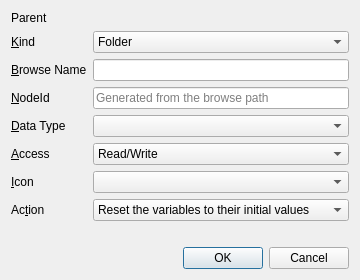
Qt form src/ui/dialogs/addnodedialog.ui (sanny32/OpenUaSim) before a commit.
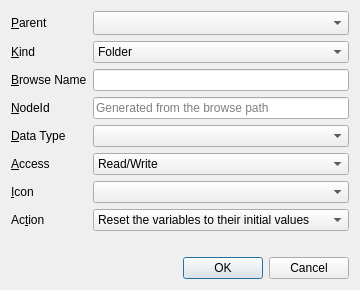
The same form after that commit.

Commit message: Choose the parent in the Add Node dialog

The edit to the form file:
```diff
--- a/src/ui/dialogs/addnodedialog.ui
+++ b/src/ui/dialogs/addnodedialog.ui
@@ -17,12 +17,22 @@
      <item row="0" column="0">
       <widget class="QLabel" name="parentLabel">
        <property name="text">
-        <string>Parent</string>
+        <string>&amp;Parent</string>
+       </property>
+       <property name="buddy">
+        <cstring>parentCombo</cstring>
        </property>
       </widget>
      </item>
      <item row="0" column="1">
-      <widget class="QLabel" name="parentValue"/>
+      <widget class="QComboBox" name="parentCombo">
+       <property name="sizeAdjustPolicy">
+        <enum>QComboBox::AdjustToMinimumContentsLengthWithIcon</enum>
+       </property>
+       <property name="minimumContentsLength">
+        <number>20</number>
+       </property>
+      </widget>
      </item>
      <item row="1" column="0">
       <widget class="QLabel" name="kindLabel">
```
The commit also changes 7 other files.
